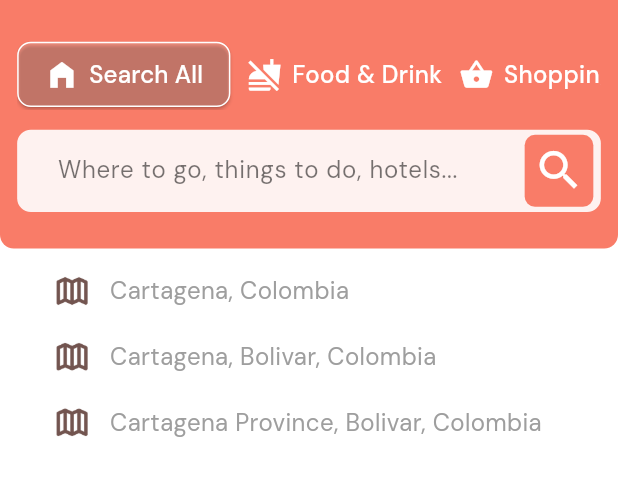
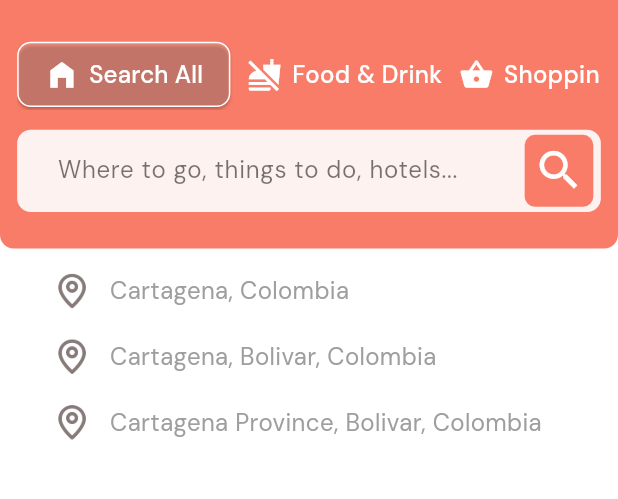
Before and after one commit to asifjahan1/kaldmv, a Flutter app: the SearchScreen screen opened directly with empty values, on a phone screen of 412 x 824 dp, the part 119-618 px from its top. Run offline on Flutter 3.47's test engine with Material 3 defaults, Android fonts, the phone set to English and light mode, and no system bars; our stand-ins replace cached_network_image, dotted_border, file_picker, flutter_easyloading, flutter_screenutil, flutter_spinkit and 11 more; missing offline and left inert: flutter_quill; accounts and stored records are empty.

```diff
--- a/lib/User/Views/features/Search/view/search_screen.dart
+++ b/lib/User/Views/features/Search/view/search_screen.dart
@@ -98,7 +98,7 @@ class SearchScreen extends StatelessWidget {
     return Row(
       children: [
         Image.asset(
-          'assets/images/location.png',
+          'assets/images/location1.png',
           height: 24.h,
           width: 24.w,
         ),
```
